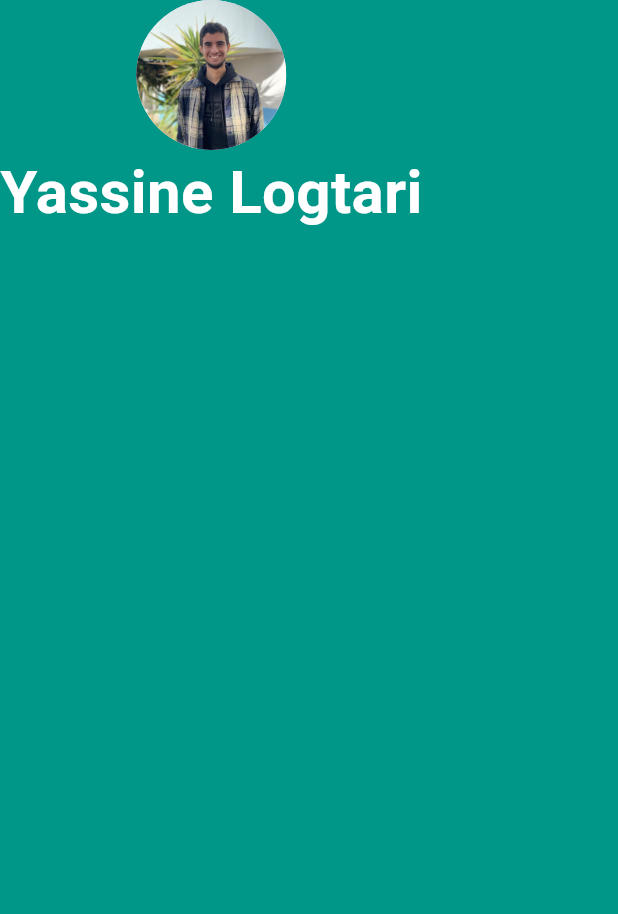
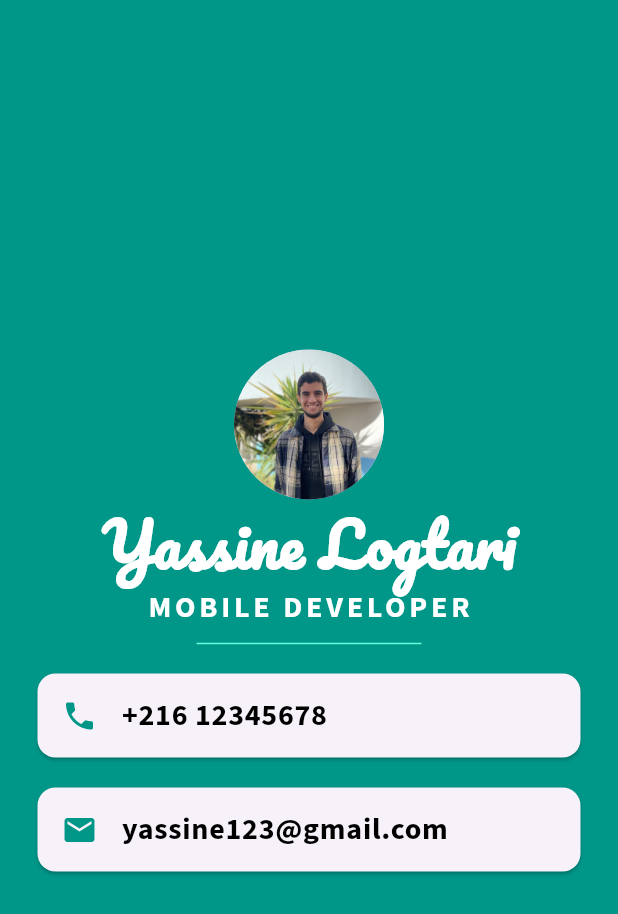
Before and after one commit to yassinelogtari/mi_card_flutter, a Flutter app: the screen it shows after launch, on a phone screen of 412 x 824 dp. Shown: the top 914 px of the screen. Run offline on Flutter 3.47's test engine with Material 3 defaults, Android fonts, the phone set to English and light mode, and no system bars.

Commit message:
final commit

```diff
--- a/lib/main.dart
+++ b/lib/main.dart
@@ -2,7 +2,7 @@ import 'package:flutter/material.dart';
 
 void main() {
   runApp(
-   const MyApp(),
+    const MyApp(),
   );
 }
 
@@ -16,17 +16,72 @@ class MyApp extends StatelessWidget {
         backgroundColor: Colors.teal,
         body: SafeArea(
           child: Column(
+            mainAxisAlignment: MainAxisAlignment.center,
             children: [
               CircleAvatar(
                 radius: 50,
                 backgroundImage: AssetImage('images/yassine.jpg'),
               ),
-              Text('Yassine Logtari',
-              style: TextStyle(
-                fontSize: 40,
-                color: Colors.white,
-                fontWeight: FontWeight.bold
-              ),)
+              Text(
+                'Yassine Logtari',
+                style: TextStyle(
+                    fontFamily: 'Pacifico',
+                    fontSize: 40,
+                    color: Colors.white,
+                    fontWeight: FontWeight.bold),
+              ),
+              Text(
+                'MOBILE DEVELOPER',
+                style: TextStyle(
+                  fontFamily: 'SourceSans3',
+                  fontSize: 20,
+                  color: Colors.white,
+                  letterSpacing: 2.5,
+                  fontWeight: FontWeight.bold,
+                ),
+              ),
+              SizedBox(
+                height: 20,
+                width: 150,
+                child: Divider(
+                  color: Colors.tealAccent,
+                ),
+              ),
+              Card(
+                margin: EdgeInsets.symmetric(vertical: 10.0,horizontal: 25.0),
+                child:ListTile(
+                  leading:Icon(
+                    Icons.phone,
+                    color: Colors.teal,
+                  ),
+                  title: Text(
+                    '+216 12345678',
+                    style: TextStyle(
+                        color: Colors.black,
+                        fontFamily: 'SourceSans3',
+                        fontSize: 20,
+                        fontWeight: FontWeight.bold),
+                  ),
+                ),
+              ),
+              Card(
+                margin: EdgeInsets.symmetric(vertical: 10.0,horizontal: 25.0),
+                child:ListTile(
+                  leading:Icon(
+                    Icons.email,
+                    color: Colors.teal,
+                  ),
+                  title: Text(
+                    'yassine123@gmail.com',
+                    style: TextStyle(
+                        color: Colors.black,
+                        fontFamily: 'SourceSans3',
+                        fontSize: 20,
+                        fontWeight: FontWeight.bold),
+                  ),
+                ),
+              ),
+
             ],
           ),
         ),
```
Also changed, not shown: pubspec.yaml (+7 -0 lines), fonts/Pacifico-Regular.ttf (added), fonts/SourceSans3-VariableFont_wght.ttf (added).
